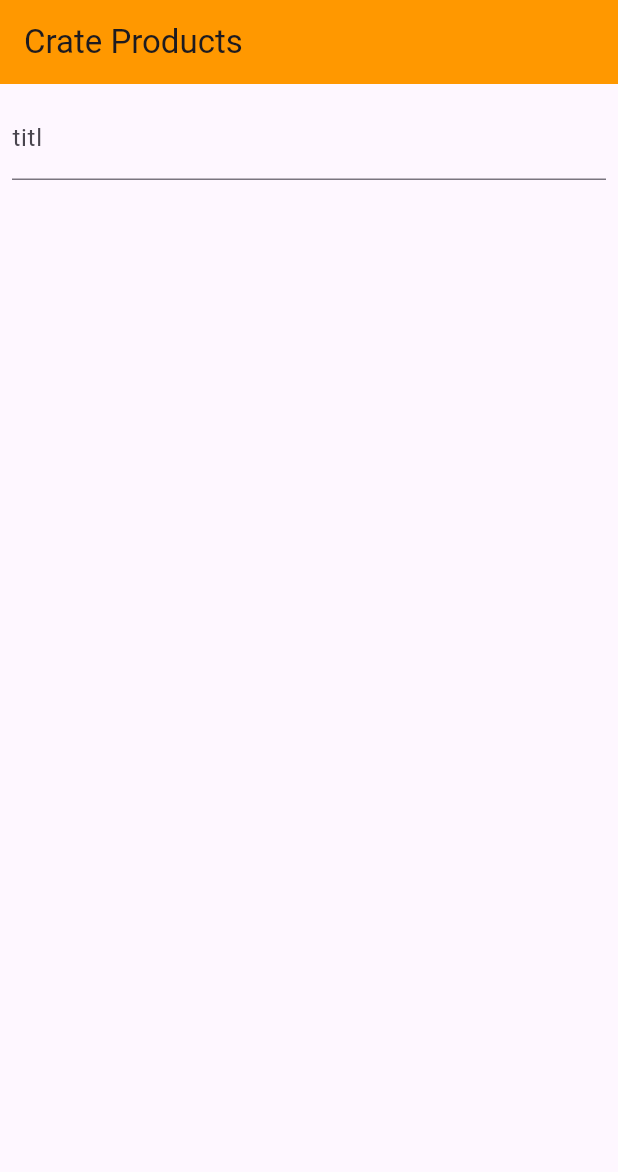
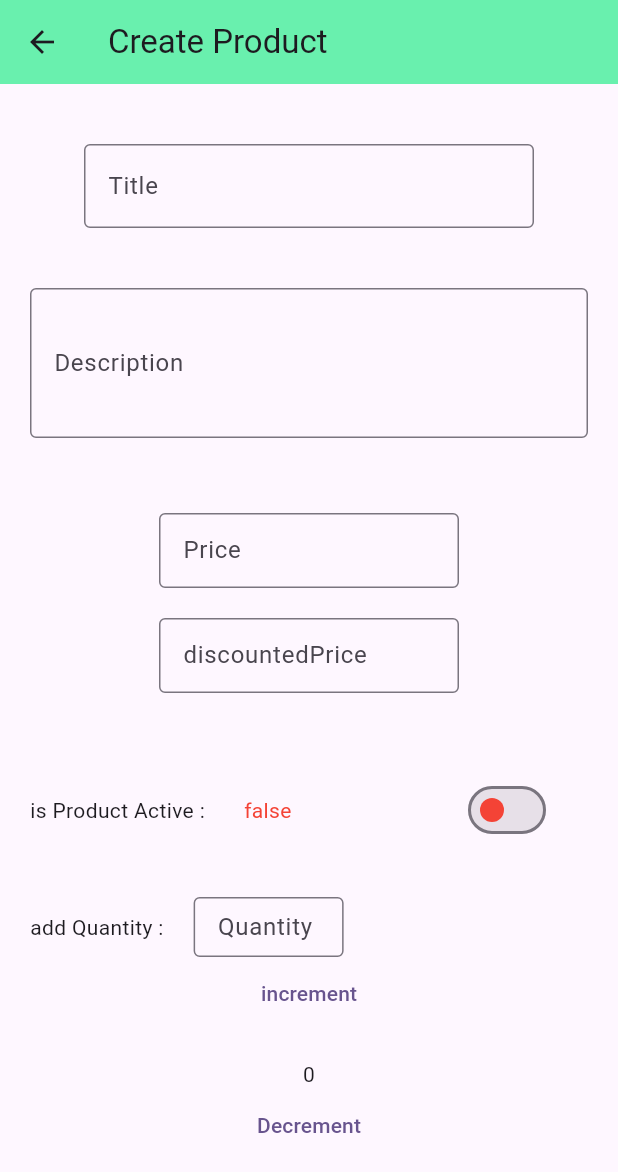
Before and after one commit to online-shopping-example/online-shopping-app, a Flutter app: the ProductScreen screen opened by its route, on a phone screen of 412 x 824 dp. Shown: the top 1172 px of the screen. Run offline on Flutter 3.47's test engine with Material 3 defaults, Android fonts, the phone set to English and light mode, and no system bars; our stand-ins replace firebase_core, go_router; accounts and stored records are empty.

Commit message:
hello ammar

```diff
--- a/lib/admin/screens/product_screen.dart
+++ b/lib/admin/screens/product_screen.dart
@@ -1,4 +1,5 @@
 import 'package:flutter/material.dart';
+import 'package:online_shopping_app/models/product_model.dart';
 
 class ProductScreen extends StatefulWidget {
   const ProductScreen({
@@ -12,24 +13,179 @@ class ProductScreen extends StatefulWidget {
 class _ProductScreenState extends State<ProductScreen> {
   final _formKey = GlobalKey<FormState>();
 
+  // is Product Active or it is not
+  bool _isActive = false;
+
+  ProductModel? productModel;
+
+  List<ProductModel> allProducts = [];
+
+  void isProductActive(bool value) {
+    setState(() {
+      _isActive = value;
+    });
+  }
+
+  void isProductNotActive(bool value) {
+    setState(() {
+      _isActive = value;
+    });
+  }
+
+  int x = 0;
+
+  void increment() {
+    setState(() {
+      if (x == x) {
+        x++;
+      }
+    });
+  }
+
+  void decrement() {
+    setState(() {
+      if (x > 0) {
+        x--;
+      }
+    });
+  }
+
   @override
   Widget build(BuildContext context) {
     return Scaffold(
       appBar: AppBar(
-        backgroundColor: Colors.orange,
-        title: const Text('Crate Products'),
+        backgroundColor: Colors.greenAccent,
+        title: const Text('Create Product'),
       ),
-      body: Form(
+      body: SingleChildScrollView(
+        child: Form(
           key: _formKey,
           child: Padding(
-          padding: const EdgeInsets.all(8.0),
+            padding: const EdgeInsets.all(20.0),
             child: Column(
-            crossAxisAlignment: CrossAxisAlignment.center,
               children: [
-              TextFormField(
-                decoration: const InputDecoration(labelText: 'titl'),
+                const SizedBox(
+                  height: 20.0,
+                ),
+                SizedBox(
+                  width: 300,
+                  child: TextFormField(
+                    decoration: const InputDecoration(
+                      labelText: 'Title',
+                      border: OutlineInputBorder(),
+                    ),
+                    maxLines: 1,
+                  ),
+                ),
+                const SizedBox(
+                  height: 40.0,
+                ),
+                SizedBox(
+                  width: 400,
+                  height: 100,
+                  child: TextFormField(
+                    readOnly: false,
+                    decoration: const InputDecoration(
+                      labelText: 'Description',
+                      border: OutlineInputBorder(),
+                    ),
+                    maxLines: 4,
+                  ),
+                ),
+                const SizedBox(height: 50.0),
+                SizedBox(
+                  height: 50,
+                  width: 200,
+                  child: TextFormField(
+                    readOnly: false,
+                    decoration: const InputDecoration(
+                      labelText: 'Price',
+                      border: OutlineInputBorder(),
+                    ),
+                  ),
+                ),
+                const SizedBox(height: 20.0),
+                SizedBox(
+                  height: 50,
+                  width: 200,
+                  child: TextFormField(
+                    readOnly: false,
+                    decoration: const InputDecoration(
+                      labelText: 'discountedPrice',
+                      border: OutlineInputBorder(),
+                    ),
+                  ),
+                ),
+                const SizedBox(height: 50),
+                Row(
+                  children: [
+                    const Text('is Product Active :'),
+                    Expanded(
+                      child: SwitchListTile(
+                        subtitle: Padding(
+                          padding: const EdgeInsets.all(10.0),
+                          child: Text(
+                            '$_isActive',
+                            style: TextStyle(
+                                color: _isActive == true
+                                    ? Colors.green
+                                    : Colors.red),
+                          ),
+                        ),
+                        inactiveThumbColor:
+                            _isActive == true ? Colors.green : Colors.red,
+                        activeColor:
+                            _isActive == true ? Colors.green : Colors.red,
+                        value: _isActive,
+                        onChanged: (value) {
+                          if (value == true) {
+                            isProductActive(value);
+                          } else {
+                            isProductNotActive(value);
+                          }
+                          debugPrint(_isActive.toString());
+                        },
+                      ),
                     ),
                   ],
+                ),
+                const SizedBox(height: 30.0),
+                Row(
+                  children: [
+                    const Text('add Quantity :'),
+                    const SizedBox(width: 20.0),
+                    SizedBox(
+                      width: 100,
+                      height: 40,
+                      child: TextFormField(
+                        readOnly: false,
+                        decoration: const InputDecoration(
+                          labelText: 'Quantity',
+                          border: OutlineInputBorder(),
+                        ),
+                        maxLines: 1,
+                      ),
+                    ),
+                  ],
+                ),
+                TextButton(
+                  onPressed: () {
+                    increment();
+                  },
+                  child: const Text('increment'),
+                ),
+                const SizedBox(
+                  height: 20.0,
+                ),
+                Text('$x'),
+                TextButton(
+                  onPressed: () {
+                    decrement();
+                  },
+                  child: const Text('Decrement'),
+                ),
+              ],
+            ),
           ),
         ),
       ),
--- a/lib/home_screen.dart
+++ b/lib/home_screen.dart
@@ -20,7 +20,6 @@ class _HomeScreenState extends State<HomeScreen> {
         child: Column(
           mainAxisAlignment: MainAxisAlignment.center,
           children: [
-            const Text('this is the home Screen'),
             const SizedBox(height: 20.0),
             ElevatedButton(
               style: ElevatedButton.styleFrom(backgroundColor: Colors.orange),
--- a/lib/my_router.dart
+++ b/lib/my_router.dart
@@ -10,16 +10,16 @@ class MyRouter {
         builder: (context, state) {
           return const HomeScreen();
         },
+        routes: <RouteBase>[
+          // Admin Screen
+          GoRoute(
+            path: 'products',
+            builder: (context, state) {
+              return const ProductScreen();
+            },
+          ),
+        ],
       ),
-
-      GoRoute(
-        path: '/products',
-        builder: (context, state) {
-          return const ProductScreen();
-        },
-      ),
-
-      // Admin Screens
     ],
   );
 }
--- a/pubspec.yaml
+++ b/pubspec.yaml
@@ -38,6 +38,7 @@ dependencies:
   provider: ^6.1.4
   firebase_core: ^3.13.0
   go_router: ^14.8.1
+  flutter_quill: ^10.5.17
 
 dev_dependencies:
   flutter_test:
```
Also changed, not shown: lib/models/categories_model.dart (added, +35 -0 lines), pubspec.lock, 5 other files. Lines whose indentation alone changed are shown as unchanged.
